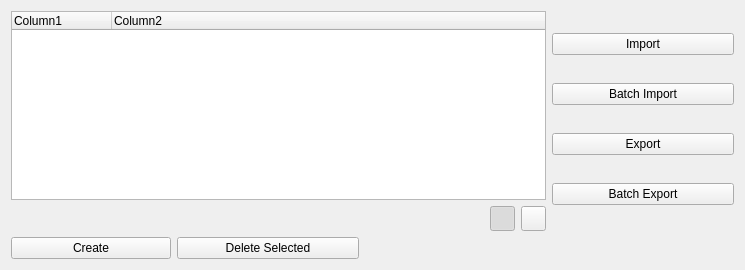
Qt form CustomWidgets/genericManagerWidget.ui (dsgoficial/DsgTools) before a commit.
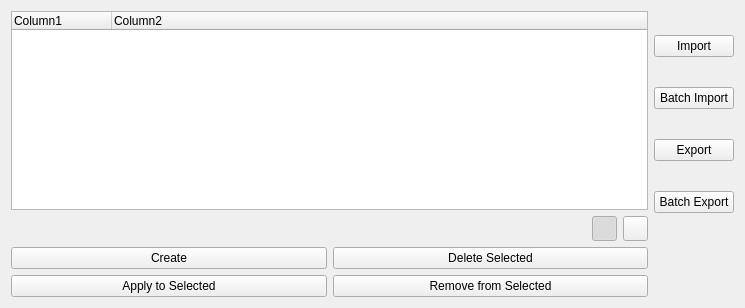
The same form after that commit. Icons and pictures are not drawn.

Commit message: more on generic manager and field toolbox

What changed in the file:
```diff
--- a/CustomWidgets/genericManagerWidget.ui
+++ b/CustomWidgets/genericManagerWidget.ui
@@ -7,7 +7,7 @@
     <x>0</x>
     <y>0</y>
     <width>745</width>
-    <height>270</height>
+    <height>308</height>
    </rect>
   </property>
   <property name="sizePolicy">
@@ -20,7 +20,7 @@
    <string>Form</string>
   </property>
   <layout class="QGridLayout" name="gridLayout_2">
-   <item row="0" column="0" colspan="3">
+   <item row="0" column="0" colspan="2">
     <layout class="QGridLayout" name="gridLayout">
      <item row="0" column="0" colspan="2">
       <widget class="QTreeWidget" name="treeWidget">
@@ -149,7 +149,7 @@
      </item>
     </layout>
    </item>
-   <item row="0" column="3">
+   <item row="0" column="2">
     <layout class="QVBoxLayout" name="verticalLayout">
      <item>
       <widget class="QPushButton" name="importPushButton">
@@ -184,14 +184,14 @@
    <item row="1" column="0">
     <widget class="QPushButton" name="createPushButton">
      <property name="sizePolicy">
-      <sizepolicy hsizetype="Fixed" vsizetype="Minimum">
+      <sizepolicy hsizetype="MinimumExpanding" vsizetype="Minimum">
        <horstretch>0</horstretch>
        <verstretch>0</verstretch>
       </sizepolicy>
      </property>
      <property name="maximumSize">
       <size>
-       <width>160</width>
+       <width>16777215</width>
        <height>25</height>
       </size>
      </property>
@@ -206,6 +206,12 @@
    </item>
    <item row="1" column="1">
     <widget class="QPushButton" name="deletePushButton">
+     <property name="sizePolicy">
+      <sizepolicy hsizetype="MinimumExpanding" vsizetype="Fixed">
+       <horstretch>0</horstretch>
+       <verstretch>0</verstretch>
+      </sizepolicy>
+     </property>
      <property name="maximumSize">
       <size>
        <width>16777215</width>
@@ -221,6 +227,20 @@
      </property>
     </widget>
    </item>
+   <item row="2" column="0">
+    <widget class="QPushButton" name="applyPushButton">
+     <property name="text">
+      <string>Apply to Selected</string>
+     </property>
+    </widget>
+   </item>
+   <item row="2" column="1">
+    <widget class="QPushButton" name="removeFromSelectedPushButton">
+     <property name="text">
+      <string>Remove from Selected</string>
+     </property>
+    </widget>
+   </item>
   </layout>
  </widget>
  <resources>
```
The commit also changes 8 other files.
